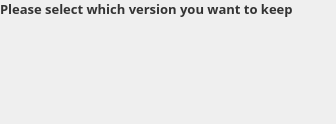
First picture: the form in src/MEGASync/stalled_issues/gui/stalled_issues_cases/ui/LocalAndRemoteDifferentWidget.ui, repository meganz/MEGAsync, before the edit.
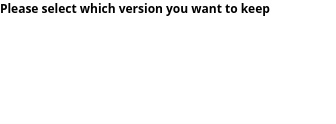
Second picture: the form after the edit. Custom widgets are drawn as their Qt base class.

What changed in the file:
```diff
--- a/src/MEGASync/stalled_issues/gui/stalled_issues_cases/ui/LocalAndRemoteDifferentWidget.ui
+++ b/src/MEGASync/stalled_issues/gui/stalled_issues_cases/ui/LocalAndRemoteDifferentWidget.ui
@@ -14,12 +14,9 @@
    <string notr="true"/>
   </property>
   <property name="styleSheet">
-   <string notr="true">#selectLabel
+   <string notr="true">#LocalAndRemoteDifferentWidget
 {
-    font-family: Lato Bold;
-    font-size: 13px;
-    line-height: 16px;
-    color: #333333;
+background-color: transparent;
 }</string>
   </property>
   <layout class="QVBoxLayout" name="verticalLayout">
@@ -43,7 +40,6 @@
      <property name="font">
       <font>
        <family>Lato 13</family>
-       <pointsize>-1</pointsize>
        <bold>true</bold>
       </font>
      </property>
```
Left out of the diff: 3 changed lines with no effect on the pictures.
